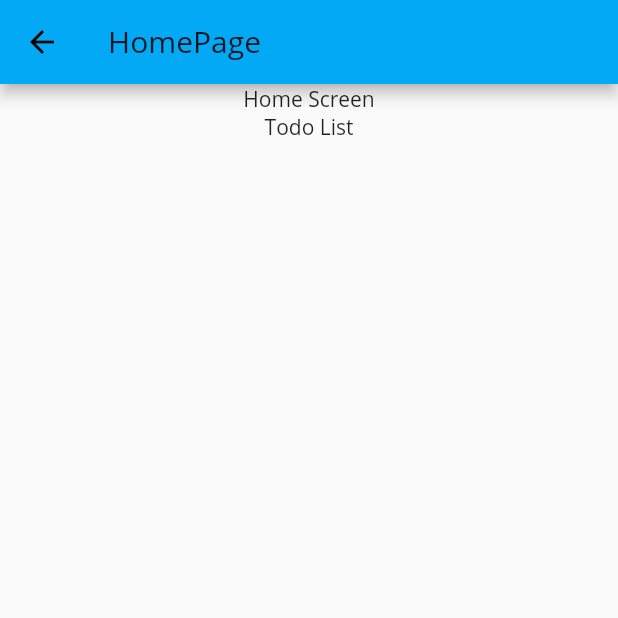
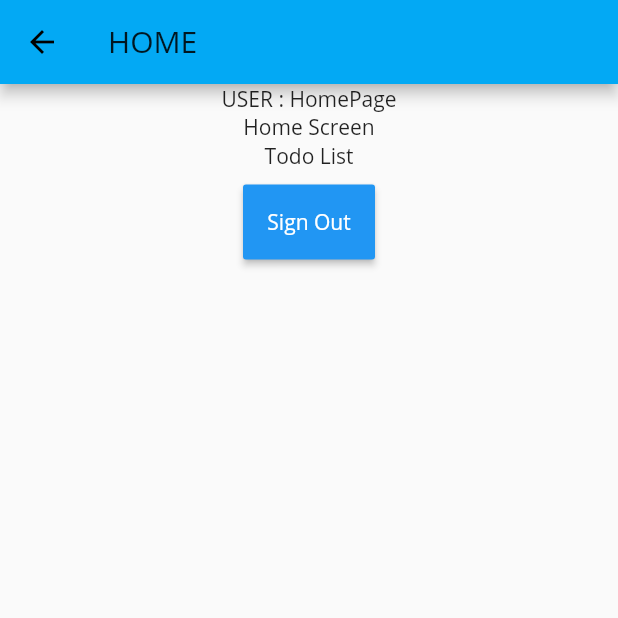
Before and after one commit to GRUNNERteam/pulserun_app, a Flutter app: the screen it shows after launch, after a tap on "HomePage", on a phone screen of 412 x 824 dp, the top half of it. Run offline on Flutter 3.47's test engine with Material 2 defaults, Android fonts, the phone set to English and light mode, and no system bars; our stand-ins replace firebase_analytics, firebase_auth, google_sign_in; accounts and stored records are empty.

```diff
--- a/lib/screens/dev/dev.dart
+++ b/lib/screens/dev/dev.dart
@@ -22,7 +22,7 @@ class DevPage extends StatelessWidget {
                         context,
                         MaterialPageRoute(
                             builder: (context) => HomePage(
-                                  title: 'HomePage',
+                                  name: 'HomePage',
                                 )));
                   },
                 ),
--- a/lib/screens/home/home.dart
+++ b/lib/screens/home/home.dart
@@ -1,8 +1,12 @@
 import 'package:flutter/material.dart';
+import 'package:google_sign_in/google_sign_in.dart';
+import 'package:pulserun_app/screens/dev/dev.dart';
 
 class HomePage extends StatefulWidget {
-  HomePage({Key key, this.title}) : super(key: key);
-  final String title;
+
+  HomePage({Key key, this.name}) : super(key: key);
+  final String name;
+
 
   @override
   _HomePageState createState() => _HomePageState();
@@ -13,13 +17,32 @@ class _HomePageState extends State<HomePage> {
   Widget build(BuildContext context) {
     // TODO: implement build
     return Scaffold(
-      appBar: AppBar(title: Text(widget.title)),
+      appBar: AppBar(title: Text('HOME')),
       body: Center(child: Column(
         children: <Widget>[
+          Text('USER : ' + widget.name),
           Text('Home Screen'),
-          Text('Todo List')
+          Text('Todo List'),
+           Container(
+                    height: 60,
+                    padding: EdgeInsets.fromLTRB(10, 10, 10, 0),
+                    child: RaisedButton(
+                      textColor: Colors.white,
+                      color: Colors.blue,
+                      child: Text('Sign Out'),
+                      onPressed: () =>  signout(context)
+                    )),
         ]
       )),
     );
   }
 }
+
+ Future signout(BuildContext context) async {
+    final GoogleSignIn googleSignIn = GoogleSignIn();
+    bool isSigned = await googleSignIn.isSignedIn();
+    if(isSigned){
+      await googleSignIn.signOut();
+      Navigator.push(context,MaterialPageRoute(builder: (context) => DevPage()));
+    }
+   }
```
Also changed, not shown: lib/screens/login/login.dart (+13 -12 lines), lib/screens/register/register.dart (+25 -0 lines), 3 other files.
